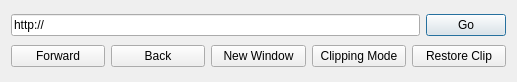
This is ben_experimental/MainWindow.ui in mzlee/split as Qt 5 draws it before an edit. The edited form follows.
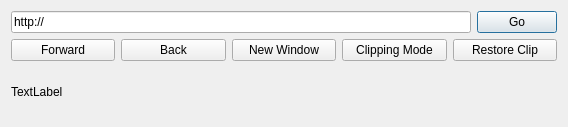
This is the edited form.

Commit message: Biggest Changes:   Created a label to catch click events   Added a onResize event to resize the webview and label   Removed formatting because it was interfering with the overlay   Added finite state machines to track current state

The edit to the form file:
```diff
--- a/ben_experimental/MainWindow.ui
+++ b/ben_experimental/MainWindow.ui
@@ -6,8 +6,8 @@
    <rect>
     <x>0</x>
     <y>0</y>
-    <width>517</width>
-    <height>82</height>
+    <width>568</width>
+    <height>127</height>
    </rect>
   </property>
   <property name="sizePolicy">
@@ -77,6 +77,13 @@
      </item>
     </layout>
    </item>
+   <item>
+    <widget class="QLabel" name="debugText">
+     <property name="text">
+      <string>TextLabel</string>
+     </property>
+    </widget>
+   </item>
   </layout>
  </widget>
  <resources/>
```
The commit also changes 7 other files.
